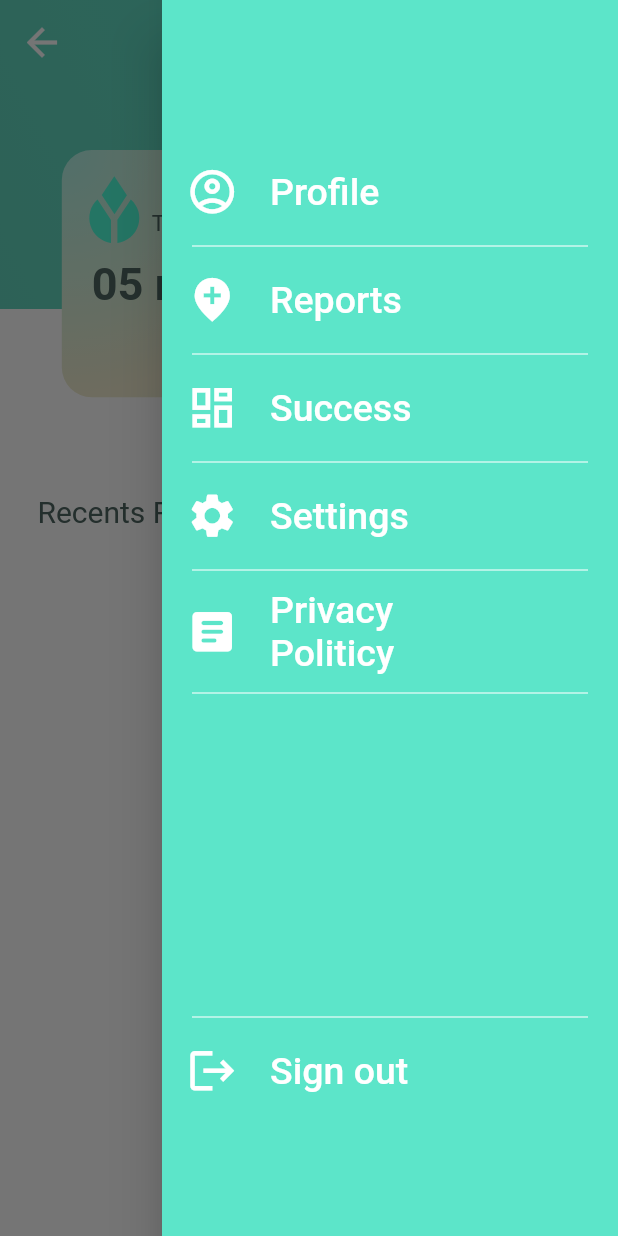
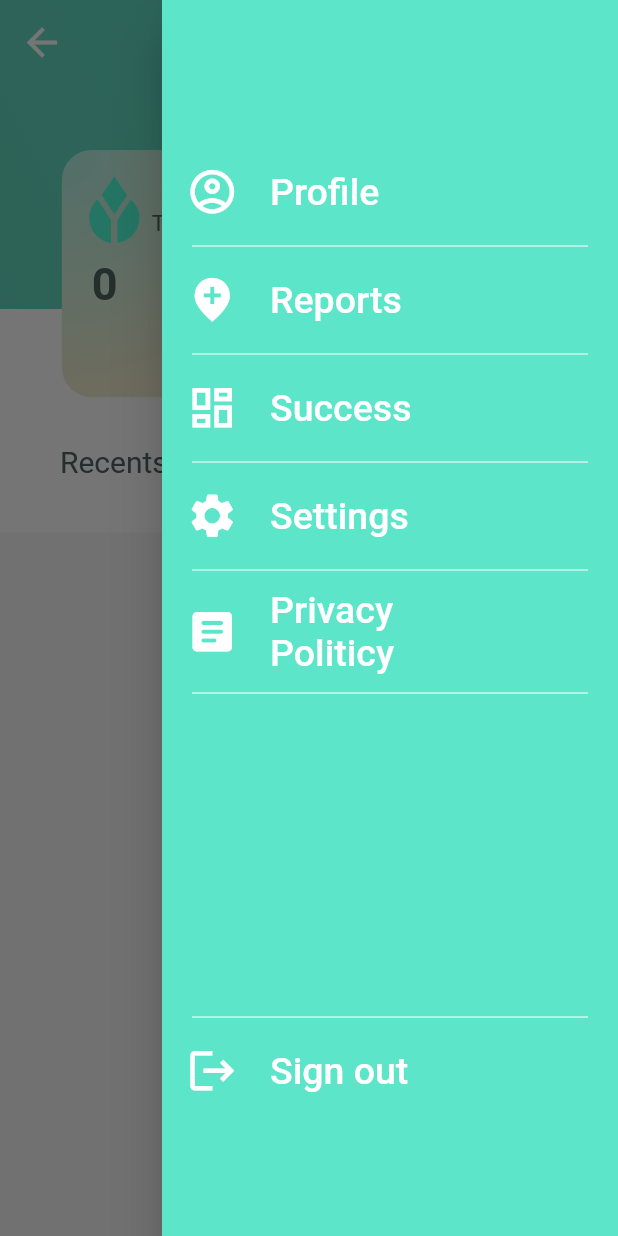
Before and after one commit to Benji22ben/Dymogo, a Flutter app: the ReportsScreen screen opened directly, with the side drawer open, on a phone screen of 412 x 824 dp. Run offline on Flutter 3.47's test engine with Material 2 defaults, Android fonts, the phone set to English and light mode, and no system bars; our stand-ins replace animated_splash_screen, camera, device_info_plus, flutter_image_compress, flutter_map, flutter_secure_storage and 6 more; missing offline and left inert: assorted_layout_widgets, jwt_decode, tflite; accounts and stored records are empty.

Commit message:
Report Screen modification

```diff
--- a/lib/models/Report.dart
+++ b/lib/models/Report.dart
@@ -1,13 +1,16 @@
 class Report {
-  final String id;
+  final int id;
+  final String type;
 
   Report({
     required this.id,
+    required this.type,
   });
 
   static fromJson(Map<String, dynamic> json) {
     var report = Report(
       id: json['id'],
+      type: json['type'],
     );
     return report;
   }
--- a/lib/viewmodel/reports/report_service.dart
+++ b/lib/viewmodel/reports/report_service.dart
@@ -11,8 +11,8 @@ class ReportService {
     List<Report> reports = [];
     var token = await storage.read(key: 'token');
     var request = Request('GET', Uri.parse(apiEndpoint + getUserUuid(token)));
-    request.headers['Content-Type'] = 'application/json';
     request.headers['Authorization'] = 'Bearer $token';
+
     var response = await request.send();
 
     if (response.statusCode == 200) {
@@ -23,6 +23,7 @@ class ReportService {
     } else {
       print(response.statusCode);
     }
+    print(reports);
 
     return reports;
   }
--- a/lib/views/reports/reports_screen.dart
+++ b/lib/views/reports/reports_screen.dart
@@ -5,9 +5,14 @@ import 'package:flutter/material.dart';
 import 'package:flutter_svg/svg.dart';
 import 'package:dymogo/views/reports/report_card.dart';
 
-class ReportsScreen extends StatelessWidget {
+class ReportsScreen extends StatefulWidget {
   const ReportsScreen({Key? key}) : super(key: key);
 
+  @override
+  State<ReportsScreen> createState() => _ReportsScreenState();
+}
+
+class _ReportsScreenState extends State<ReportsScreen> {
   @override
   Widget build(BuildContext context) {
     var screenHeight = MediaQuery.of(context).size.height;
@@ -29,8 +34,13 @@ class ReportsScreen extends StatelessWidget {
         elevation: 0.0,
       ),
       extendBodyBehindAppBar: true,
-      body: Stack(children: [
+      body: SingleChildScrollView(
+        physics: ScrollPhysics(parent: BouncingScrollPhysics()),
+        child: Container(
+          color: Colors.white,
+          child: Stack(children: [
             Column(
+              crossAxisAlignment: CrossAxisAlignment.start,
               children: [
                 Container(
                   height: screenHeight * 0.25,
@@ -45,25 +55,44 @@ class ReportsScreen extends StatelessWidget {
                     ),
                   ),
                 ),
-            Container(
-              height: screenHeight * 0.75,
-              width: screenWidth,
-              color: Colors.white,
-              child: Container(
-                margin: EdgeInsets.only(top: screenHeight * 0.15, left: 25),
+                // Container(
+                //   height: screenHeight * 0.75,
+                //   width: screenWidth,
+                //   color: Colors.white,
+                //   child: Container(
+                //     margin: EdgeInsets.only(top: screenHeight * 0.15, left: 25),
+                //     child: Text(
+                //       'Recents Reports',
+                //       style: TextStyle(color: kDarkTextColor, fontSize: 20),
+                //     ),
+                //   ),
+                // ),
+                SizedBox(
+                  height: 50,
+                ),
+                Padding(
+                  padding: const EdgeInsets.only(top: 40, left: 40),
                   child: Text(
                     'Recents Reports',
                     style: TextStyle(color: kDarkTextColor, fontSize: 20),
-                ),
                   ),
                 ),
                 FutureBuilder(
                   future: ReportService.getReports(),
                   builder: (BuildContext context, AsyncSnapshot snapshot) {
                     if (snapshot.hasData) {
+                      var reports = snapshot.data;
+
                       return ListView.builder(
+                          physics: ClampingScrollPhysics(),
+                          shrinkWrap: true,
+                          itemCount: reports.length,
                           itemBuilder: (BuildContext context, int index) {
-                    return ReportCard(report: snapshot.data[index]);
+                            return Container(
+                                margin: EdgeInsets.only(left: 20, right: 20),
+                                child: ReportCard(
+                                  report: reports[index],
+                                ));
                           });
                     } else {
                       return Center(
@@ -128,11 +157,26 @@ class ReportsScreen extends StatelessWidget {
                         alignment: Alignment.centerLeft,
                         child: Padding(
                           padding: const EdgeInsets.only(left: 10),
-                      child: Text("05 reports",
+                          child: FutureBuilder(
+                              future: ReportService.getReports(),
+                              builder: (BuildContext context,
+                                  AsyncSnapshot snapshot) {
+                                if (snapshot.hasData) {
+                                  return Text(
+                                      snapshot.data.length.toString() +
+                                          " reports",
                                       style: TextStyle(
                                           color: kDarkTextColor,
                                           fontSize: 30,
-                              fontWeight: FontWeight.bold)),
+                                          fontWeight: FontWeight.bold));
+                                } else {
+                                  return Text('0',
+                                      style: TextStyle(
+                                          color: kDarkTextColor,
+                                          fontSize: 30,
+                                          fontWeight: FontWeight.bold));
+                                }
+                              }),
                         ),
                       ),
                     ],
@@ -141,6 +185,8 @@ class ReportsScreen extends StatelessWidget {
               ],
             ),
           ]),
+        ),
+      ),
     );
   }
 }
```
Also changed, not shown: lib/views/reports/report_card.dart (+11 -9 lines). Lines whose indentation alone changed are shown as unchanged.
